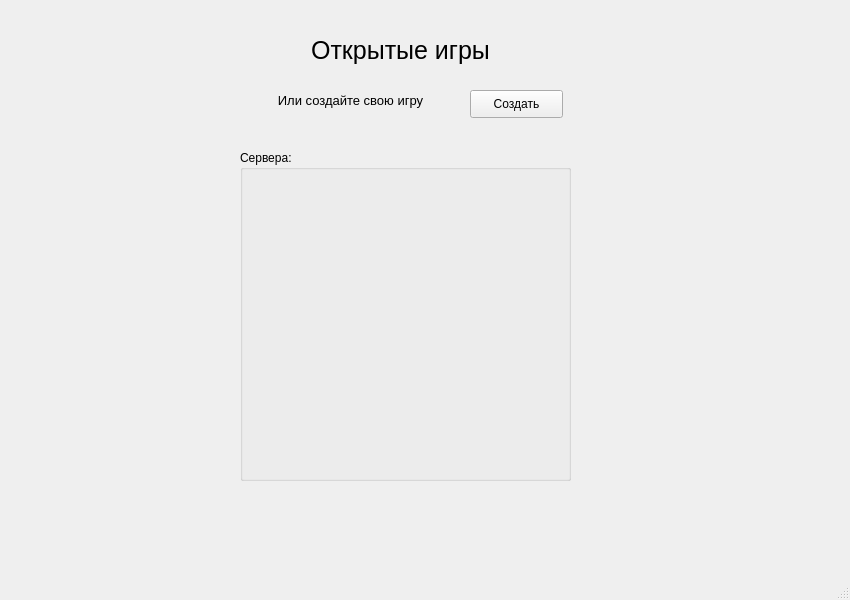
This is windows/servers.ui in IEgor83/PyQt-game-the-gallows as Qt 5 draws it before an edit. The edited form follows.
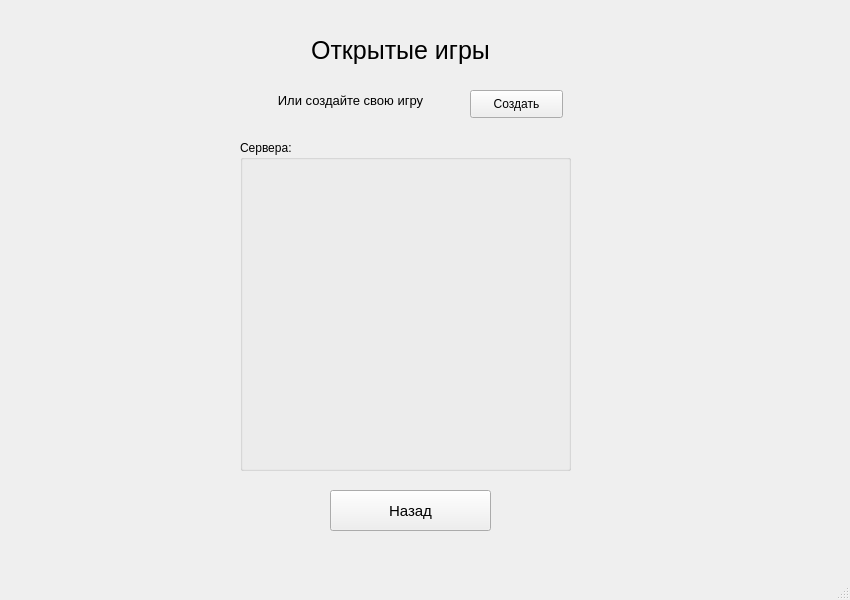
This is the edited form.

```diff
--- a/windows/servers.ui
+++ b/windows/servers.ui
@@ -73,7 +73,7 @@
     <property name="geometry">
      <rect>
       <x>240</x>
-      <y>150</y>
+      <y>140</y>
       <width>331</width>
       <height>331</height>
      </rect>
@@ -82,6 +82,24 @@
      <string>Сервера:</string>
     </property>
    </widget>
+   <widget class="QPushButton" name="pushButton_2">
+    <property name="geometry">
+     <rect>
+      <x>330</x>
+      <y>490</y>
+      <width>161</width>
+      <height>41</height>
+     </rect>
+    </property>
+    <property name="font">
+     <font>
+      <pointsize>11</pointsize>
+     </font>
+    </property>
+    <property name="text">
+     <string>Назад</string>
+    </property>
+   </widget>
   </widget>
   <widget class="QMenuBar" name="menubar">
    <property name="geometry">
```
